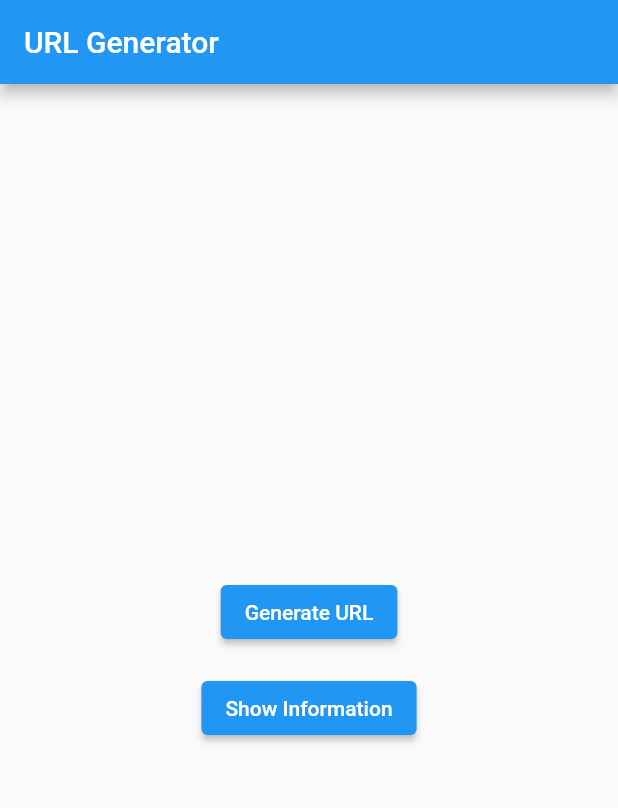
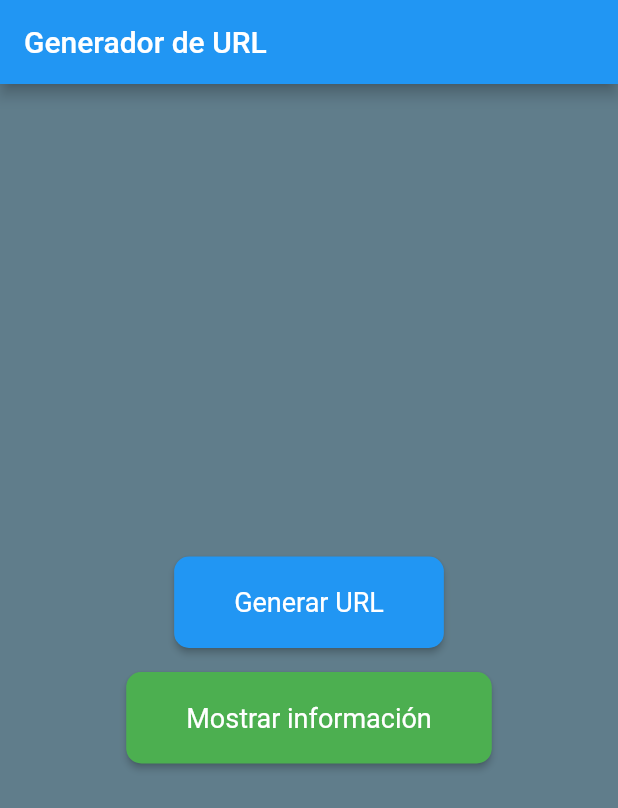
Before and after one commit to ronald0309/lab4_ronnybonilla_dianaacuna_heilensegura, a Flutter app: the screen it shows after launch, on a phone screen of 412 x 824 dp. Shown: the top 808 px of the screen. Run offline on Flutter 3.47's test engine with Material 2 defaults, Android fonts, the phone set to English and light mode, and no system bars; our stand-ins replace flutter_map, geolocator, latlong2, permission_handler; missing offline and left inert: flutter_share.

Commit message:
Actualizacon visual

```diff
--- a/lib/main.dart
+++ b/lib/main.dart
@@ -1,6 +1,6 @@
 import 'package:flutter/material.dart';
-import 'generate_url_page.dart';
-import 'show_url_page.dart';
+import 'formulario.dart';
+import 'mostrar_informacion.dart';
 
 void main() {
   runApp(MyApp());
@@ -10,7 +10,7 @@ class MyApp extends StatelessWidget {
   @override
   Widget build(BuildContext context) {
     return MaterialApp(
-      title: 'URL Generator',
+      title: 'Generador de URL',
       theme: ThemeData(
         primarySwatch: Colors.blue,
       ),
@@ -24,9 +24,13 @@ class HomePage extends StatelessWidget {
   Widget build(BuildContext context) {
     return Scaffold(
       appBar: AppBar(
-        title: Text('URL Generator'),
+        title: Text('Generador de URL'),
       ),
-      body: Center(
+      body: Container(
+        color:
+            Colors.blueGrey, // Cambiar el color del fondo según tu preferencia
+        padding: EdgeInsets.all(16),
+        child: Center(
           child: Column(
             mainAxisAlignment: MainAxisAlignment.center,
             children: [
@@ -39,7 +43,16 @@ class HomePage extends StatelessWidget {
                     ),
                   );
                 },
-              child: Text('Generate URL'),
+                style: ElevatedButton.styleFrom(
+                  shape: RoundedRectangleBorder(
+                    borderRadius: BorderRadius.circular(10),
+                  ),
+                  padding: EdgeInsets.symmetric(horizontal: 40, vertical: 20),
+                  textStyle: TextStyle(fontSize: 18),
+                  primary: Colors
+                      .blue, // Cambiar el color del botón según tu preferencia
+                ),
+                child: Text('Generar URL'),
               ),
               SizedBox(height: 16),
               ElevatedButton(
@@ -51,9 +64,19 @@ class HomePage extends StatelessWidget {
                     ),
                   );
                 },
-              child: Text('Show Information'),
+                style: ElevatedButton.styleFrom(
+                  shape: RoundedRectangleBorder(
+                    borderRadius: BorderRadius.circular(10),
+                  ),
+                  padding: EdgeInsets.symmetric(horizontal: 40, vertical: 20),
+                  textStyle: TextStyle(fontSize: 18),
+                  primary: Colors
+                      .green, // Cambiar el color del botón según tu preferencia
+                ),
+                child: Text('Mostrar información'),
               ),
             ],
+          ),
         ),
       ),
     );
```
Also changed, not shown: lib/fade_transition_animation.dart (deleted, +0 -58 lines), lib/full_screen_map.dart (deleted, +0 -40 lines), lib/mostrar_informacion.dart (added, +172 -0 lines), lib/show_url_page.dart (deleted, +0 -168 lines), lib/formulario.dart (renamed from lib/generate_url_page.dart). Lines whose indentation alone changed are shown as unchanged.
